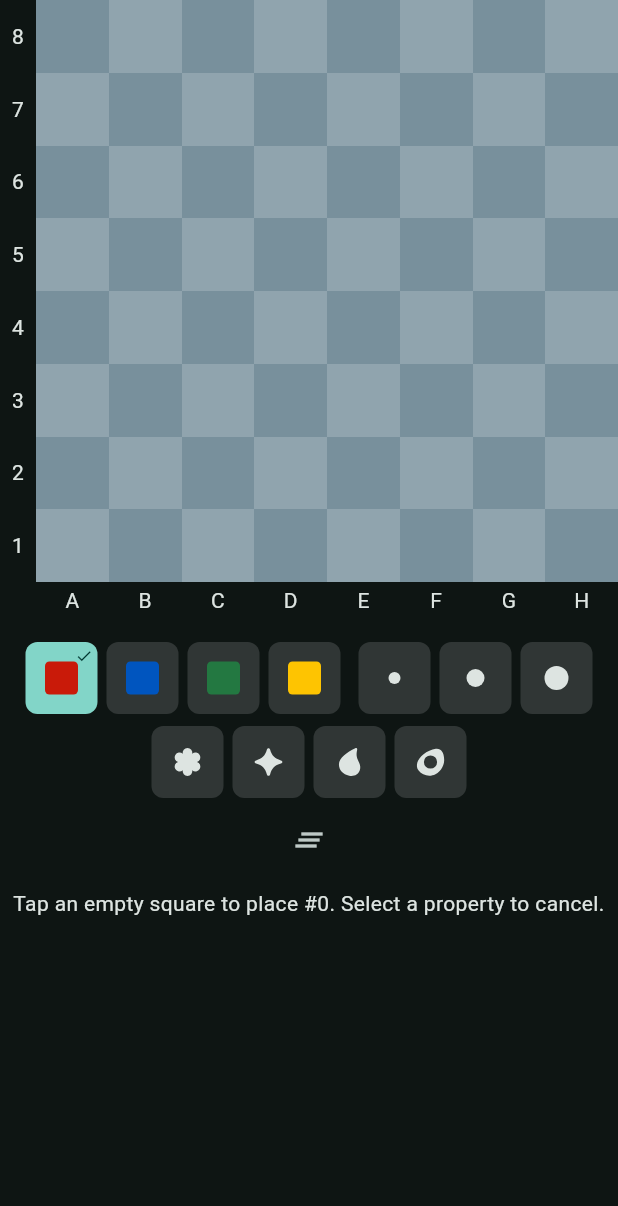
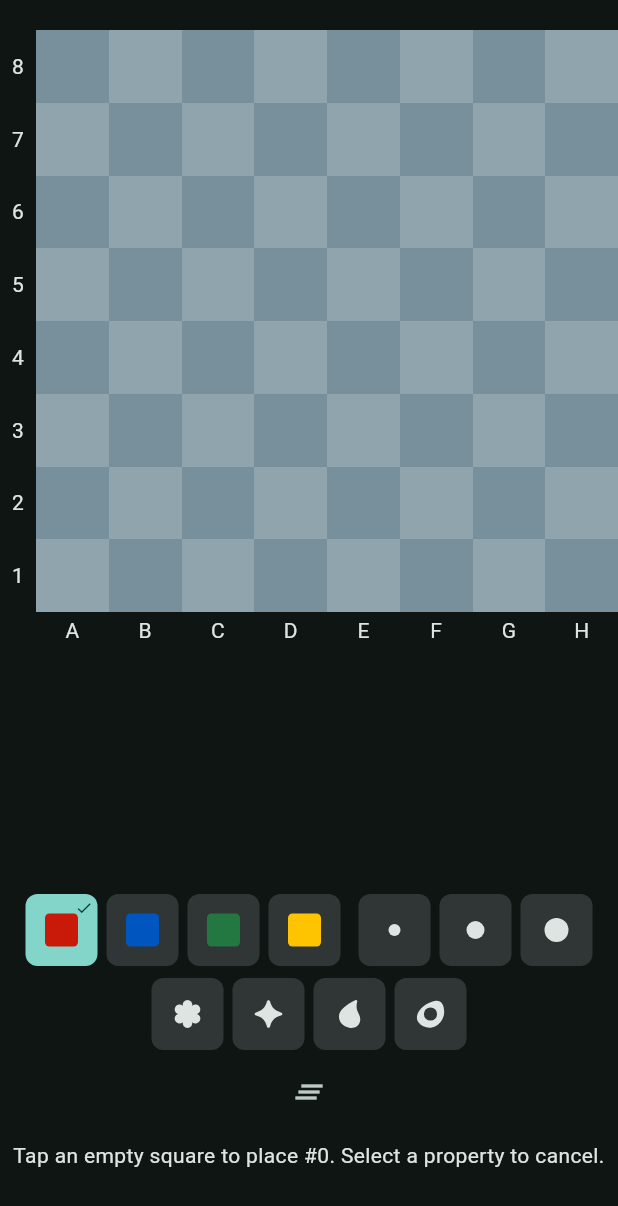
Before and after one commit to mekispetermagan/logic_chatbot_demo, a Flutter app: the WorldDisplay widget shown alone on an empty page, opened directly with empty values, on a phone screen of 412 x 824 dp. Shown: the top 1206 px of the screen. Run offline on Flutter 3.47's test engine with Material 3 defaults, Android fonts, the phone set to English and light mode, and no system bars; our stand-ins replace flutter_svg, shared_preferences; accounts and stored records are empty; network calls fail.

Commit message:
layout fix: no resize when updated

```diff
--- a/frontend/lib/widgets/world_display.dart
+++ b/frontend/lib/widgets/world_display.dart
@@ -1,3 +1,5 @@
+import 'dart:math' as math;
+
 import 'package:flutter/material.dart';
 
 import '../models/object_property.dart';
@@ -40,44 +42,56 @@ class WorldDisplay extends StatelessWidget {
     return LayoutBuilder(
       builder: (context, constraints) {
         return SingleChildScrollView(
+          child: SizedBox(
+            // Scroll on short screens; otherwise the viewport determines size.
+            height: math.max(constraints.maxHeight, 520),
             child: Column(
               children: [
-              SizedBox(
-                height: (constraints.maxHeight - (unplaced.isEmpty ? 140 : 250))
-                    .clamp(120.0, double.infinity)
-                    .clamp(0.0, constraints.maxWidth)
-                    .toDouble(),
+                Expanded(
                   child: WorldWidget(
                     world: world,
                     onPaint: onPaint,
                     onErase: onErase,
                   ),
                 ),
-              if (unplaced.isNotEmpty) ...[
+                SizedBox(
+                  // Reserve the same row even when every object is placed.
+                  height: 128,
+                  child: Column(
+                    children: [
                       const SizedBox(height: 12),
-                const Text('Unplaced'),
-                Wrap(
+                      if (unplaced.isNotEmpty) const Text('Unplaced'),
+                      Expanded(
+                        child: SingleChildScrollView(
+                          scrollDirection: Axis.horizontal,
+                          child: Row(
                             spacing: 8,
-                  runSpacing: 8,
-                  alignment: WrapAlignment.center,
+                            mainAxisAlignment: MainAxisAlignment.center,
                             children: [
                               for (final object in unplaced)
                                 Semantics(
-                        selected: object.id == selectedUnplacedObjectId,
+                                  selected:
+                                      object.id == selectedUnplacedObjectId,
                                   button: true,
                                   child: InkWell(
                                     key: ValueKey('unplaced-${object.id}'),
                                     onTap: onUnplacedObjectSelected == null
                                         ? null
-                              : () => onUnplacedObjectSelected!(object.id),
+                                        : () => onUnplacedObjectSelected!(
+                                            object.id,
+                                          ),
                                     borderRadius: BorderRadius.circular(8),
                                     child: Container(
                                       padding: const EdgeInsets.all(4),
                                       decoration: BoxDecoration(
                                         borderRadius: BorderRadius.circular(8),
                                         border: Border.all(
-                                color: object.id == selectedUnplacedObjectId
-                                    ? Theme.of(context).colorScheme.primary
+                                          color:
+                                              object.id ==
+                                                  selectedUnplacedObjectId
+                                              ? Theme.of(
+                                                  context,
+                                                ).colorScheme.primary
                                               : Colors.transparent,
                                           width: 2,
                                         ),
@@ -102,7 +116,11 @@ class WorldDisplay extends StatelessWidget {
                                 ),
                             ],
                           ),
+                        ),
+                      ),
                     ],
+                  ),
+                ),
                 const SizedBox(height: 16),
                 Wrap(
                   spacing: 8,
@@ -110,7 +128,9 @@ class WorldDisplay extends StatelessWidget {
                   alignment: WrapAlignment.center,
                   children: [
                     ConstrainedBox(
-                    constraints: BoxConstraints(maxWidth: constraints.maxWidth),
+                      constraints: BoxConstraints(
+                        maxWidth: constraints.maxWidth,
+                      ),
                       child: _PropertySelector(
                         selected: selectedProperty,
                         onChanged: onPropertyChanged,
@@ -130,7 +150,9 @@ class WorldDisplay extends StatelessWidget {
                   ],
                 ),
                 const SizedBox(height: 12),
-              Text(
+                SizedBox(
+                  height: 64,
+                  child: Text(
                     interactionHint ??
                         (onPaint == null
                             ? 'World editing will be available soon.'
@@ -139,7 +161,9 @@ class WorldDisplay extends StatelessWidget {
                             : 'Tap an empty square to place #$selectedUnplacedObjectId. Select a property to cancel.'),
                     textAlign: TextAlign.center,
                   ),
+                ),
               ],
+            ),
           ),
         );
       },
```
Also changed, not shown: frontend/lib/widgets/conversation_world_panel.dart (+32 -16 lines), 1 other file. Lines whose indentation alone changed are shown as unchanged.
